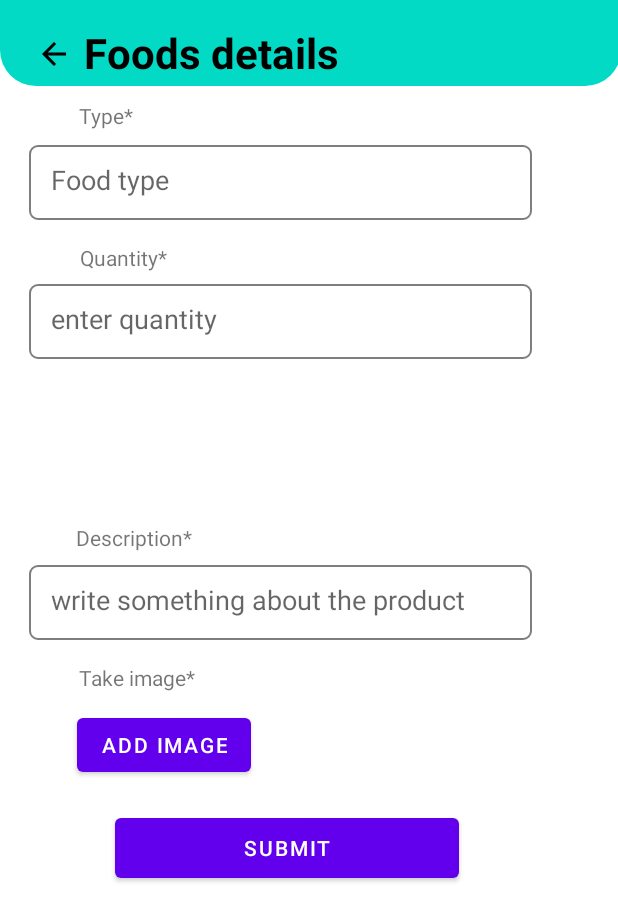
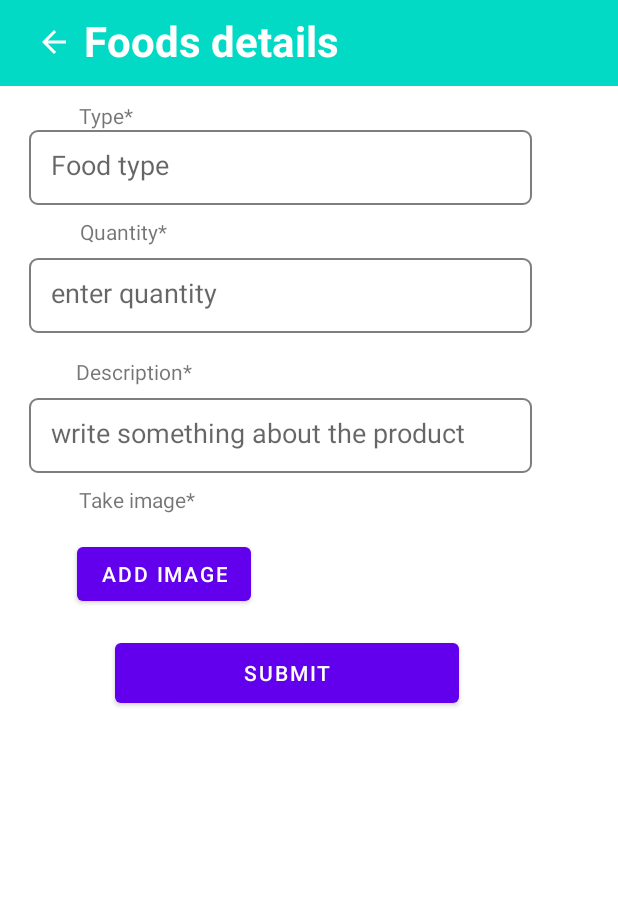
Before and after one commit to peterlimo/donationApp, an Android app: the FoodsActivity screen opened directly, with no data from a screen before it, on a phone screen of 412 x 824 dp. Shown: the top 921 px of the screen. Run offline under Robolectric (Android 15) with nearby library versions, the phone set to English and light mode, and no system bars; our stand-ins replace Firebase (no records; nobody signed in at launch, a user with empty details on screens opened directly); Roboto replaces fonts that are not available here.

Commit message:
Addition of UI in some pages

```diff
--- a/app/src/main/java/com/example/donationapp/FoodsActivity.java
+++ b/app/src/main/java/com/example/donationapp/FoodsActivity.java
@@ -82,7 +82,6 @@ Button button6,imageb;
         imageb.setOnClickListener(new View.OnClickListener() {
             @Override
             public void onClick(View v) {
-
                 openimageform();
             }
         });
--- a/app/src/main/res/drawable/custom_rect.xml
+++ b/app/src/main/res/drawable/custom_rect.xml
@@ -1,6 +1,5 @@
 <?xml version="1.0" encoding="utf-8"?>
 <shape xmlns:android="http://schemas.android.com/apk/res/android">
     <solid android:color="@color/teal_200"/>
-    <corners android:bottomLeftRadius="24dp"
-        android:bottomRightRadius="24dp"/>
+
 </shape>
--- /dev/null
+++ b/app/src/main/res/drawable/ic_baseline_arrow_back_24.xml
@@ -0,0 +1,5 @@
+<vector android:autoMirrored="true" android:height="24dp"
+    android:tint="#FFFFFF" android:viewportHeight="24"
+    android:viewportWidth="24" android:width="24dp" xmlns:android="http://schemas.android.com/apk/res/android">
+    <path android:fillColor="@android:color/white" android:pathData="M20,11H7.83l5.59,-5.59L12,4l-8,8 8,8 1.41,-1.41L7.83,13H20v-2z"/>
+</vector>
--- a/app/src/main/res/layout/activity_foods.xml
+++ b/app/src/main/res/layout/activity_foods.xml
@@ -25,42 +25,38 @@
         android:ems="10"
         android:hint="Food type"
         android:inputType="textPersonName"
-        app:layout_constraintBottom_toBottomOf="parent"
         app:layout_constraintEnd_toEndOf="parent"
         app:layout_constraintHorizontal_bias="0.248"
         app:layout_constraintStart_toStartOf="parent"
-        app:layout_constraintTop_toBottomOf="@+id/textView13"
-        app:layout_constraintVertical_bias="0.015" />
+        app:layout_constraintTop_toBottomOf="@+id/textView13" />
 
     <EditText
         android:id="@+id/editTextTextPersonName6"
         android:layout_width="335dp"
         android:layout_height="50dp"
+        android:layout_marginTop="8dp"
         android:background="@drawable/edittextback"
         android:ems="10"
         android:hint="enter quantity"
         android:inputType="textPersonName"
-        app:layout_constraintBottom_toBottomOf="parent"
         app:layout_constraintEnd_toEndOf="parent"
         app:layout_constraintHorizontal_bias="0.248"
         app:layout_constraintStart_toStartOf="parent"
-        app:layout_constraintTop_toBottomOf="@+id/textView14"
-        app:layout_constraintVertical_bias="0.013" />
+        app:layout_constraintTop_toBottomOf="@+id/textView14" />
 
     <EditText
         android:id="@+id/editTextTextPersonName8"
         android:layout_width="335dp"
         android:layout_height="50dp"
+        android:layout_marginTop="8dp"
         android:background="@drawable/edittextback"
         android:ems="10"
         android:hint="write something about the product"
         android:inputType="textPersonName"
-        app:layout_constraintBottom_toBottomOf="parent"
         app:layout_constraintEnd_toEndOf="parent"
         app:layout_constraintHorizontal_bias="0.25"
         app:layout_constraintStart_toStartOf="parent"
-        app:layout_constraintTop_toBottomOf="@+id/textView16"
-        app:layout_constraintVertical_bias="0.022" />
+        app:layout_constraintTop_toBottomOf="@+id/textView16" />
 
     <ImageButton
         android:id="@+id/backB"
@@ -68,10 +64,10 @@
         android:layout_height="wrap_content"
         android:layout_marginStart="16dp"
         android:layout_marginLeft="16dp"
-        android:layout_marginTop="16dp"
+        android:layout_marginVertical="8dp"
         android:background="?attr/selectableItemBackground"
         android:padding="8dp"
-        android:src="@drawable/back_icon"
+        android:src="@drawable/ic_baseline_arrow_back_24"
         app:layout_constraintStart_toStartOf="parent"
         app:layout_constraintTop_toTopOf="parent" />
 
@@ -79,12 +75,12 @@
         android:id="@+id/textView"
         android:layout_width="wrap_content"
         android:layout_height="wrap_content"
-        android:layout_marginTop="16dp"
         android:gravity="center_horizontal"
         android:text="Foods details"
-        android:textColor="@color/black"
+        android:textColor="#ffffff"
         android:textSize="28sp"
         android:textStyle="bold"
+        android:layout_marginVertical="8dp"
         app:layout_constraintStart_toEndOf="@+id/backB"
         app:layout_constraintTop_toTopOf="parent" />
 
@@ -104,7 +100,7 @@
         android:id="@+id/textView14"
         android:layout_width="wrap_content"
         android:layout_height="wrap_content"
-        android:layout_marginTop="15dp"
+        android:layout_marginTop="8dp"
         android:text="Quantity*"
         app:layout_constraintEnd_toEndOf="parent"
         app:layout_constraintHorizontal_bias="0.15"
@@ -115,51 +111,43 @@
         android:id="@+id/textView16"
         android:layout_width="wrap_content"
         android:layout_height="wrap_content"
-        android:layout_marginTop="10dp"
-        android:layout_marginBottom="456dp"
+        android:layout_marginTop="16dp"
         android:text="Description*"
-        app:layout_constraintBottom_toBottomOf="parent"
         app:layout_constraintEnd_toEndOf="parent"
         app:layout_constraintHorizontal_bias="0.152"
         app:layout_constraintStart_toStartOf="parent"
-        app:layout_constraintTop_toBottomOf="@+id/editTextTextPersonName7"
-        app:layout_constraintVertical_bias="0.189" />
+        app:layout_constraintTop_toBottomOf="@+id/editTextTextPersonName6" />
 
     <TextView
         android:id="@+id/textimage"
         android:layout_width="wrap_content"
         android:layout_height="wrap_content"
-        android:layout_marginTop="10dp"
-        android:layout_marginBottom="340dp"
+        android:layout_marginTop="8dp"
         android:text="Take image*"
-        app:layout_constraintBottom_toBottomOf="parent"
         app:layout_constraintEnd_toEndOf="parent"
         app:layout_constraintHorizontal_bias="0.158"
         app:layout_constraintStart_toStartOf="parent"
-        app:layout_constraintTop_toBottomOf="@+id/editTextTextPersonName8"
-        app:layout_constraintVertical_bias="0.189" />
+        app:layout_constraintTop_toBottomOf="@+id/editTextTextPersonName8" />
 
     <Button
         android:id="@+id/imageb"
         android:layout_width="wrap_content"
         android:layout_height="wrap_content"
+        android:layout_marginTop="16dp"
         android:text="Add image"
-        app:layout_constraintBottom_toBottomOf="parent"
         app:layout_constraintEnd_toEndOf="parent"
         app:layout_constraintHorizontal_bias="0.173"
         app:layout_constraintStart_toStartOf="parent"
-        app:layout_constraintTop_toBottomOf="@+id/textimage"
-        app:layout_constraintVertical_bias="0.037" />
+        app:layout_constraintTop_toBottomOf="@+id/textimage" />
 
     <Button
         android:id="@+id/button6"
         android:layout_width="229dp"
         android:layout_height="52dp"
+        android:layout_marginTop="16dp"
         android:text="SUBMIT"
-        app:layout_constraintBottom_toBottomOf="parent"
         app:layout_constraintEnd_toEndOf="parent"
         app:layout_constraintHorizontal_bias="0.418"
         app:layout_constraintStart_toStartOf="parent"
-        app:layout_constraintTop_toBottomOf="@+id/editTextTextPersonName8"
-        app:layout_constraintVertical_bias="0.327" />
+        app:layout_constraintTop_toBottomOf="@+id/imageb" />
 </androidx.constraintlayout.widget.ConstraintLayout>
--- a/app/src/main/res/values/styles.xml
+++ b/app/src/main/res/values/styles.xml
@@ -1,7 +1,7 @@
 <resources>
 
     <!-- Base application theme. -->
-    <style name="AppTheme.NoActionBar." parent="Theme.AppCompat.Light.DarkActionBar">
+    <style name="AppTheme" parent="Theme.MaterialComponents.Light.NoActionBar">
         <item name="android:windowActionBar">false</item>
         <item name="android:windowNoTitle">true</item>
         <!-- Customize your theme here. -->
```
Also changed, not shown: app/src/main/AndroidManifest.xml (+5 -5 lines), app/src/main/res/layout/activity_admin_portal.xml (+16 -7 lines), app/src/main/res/layout/activity_chatboard.xml (+11 -6 lines), app/src/main/res/layout/activity_clothes.xml (+4 -4 lines), app/src/main/res/layout/activity_donor_person.xml (+43 -25 lines).
